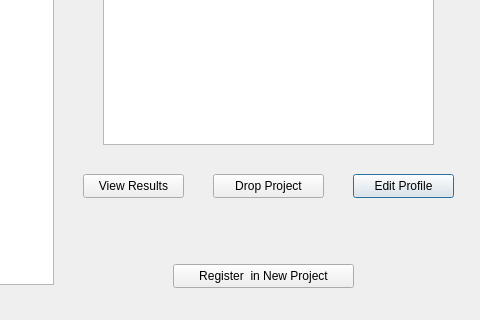
Before: the Qt Designer form studentmanageprojectview.ui in abhinavthukral28/stuPID, drawn with Qt 5; both pictures show x 137 to 617 and y 156 to 476 of the 617 by 476 pixel window.
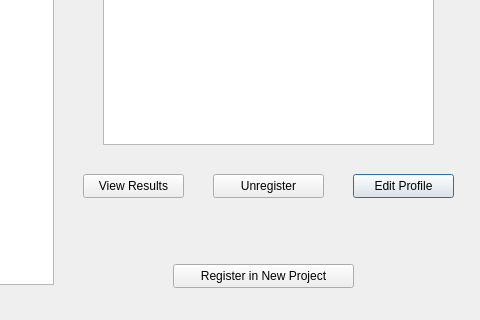
After: the same form once the commit is applied.

Commit message: students can now unregister from a project!

```diff
--- a/studentmanageprojectview.ui
+++ b/studentmanageprojectview.ui
@@ -59,7 +59,7 @@
     </rect>
    </property>
    <property name="text">
-    <string>Drop Project</string>
+    <string>Unregister</string>
    </property>
   </widget>
   <widget class="QTextBrowser" name="descriptionView">
@@ -108,7 +108,7 @@
     </rect>
    </property>
    <property name="text">
-    <string>Register  in New Project</string>
+    <string>Register in New Project</string>
    </property>
   </widget>
   <zorder>listWidget</zorder>
```
The commit also changes 8 other files.
